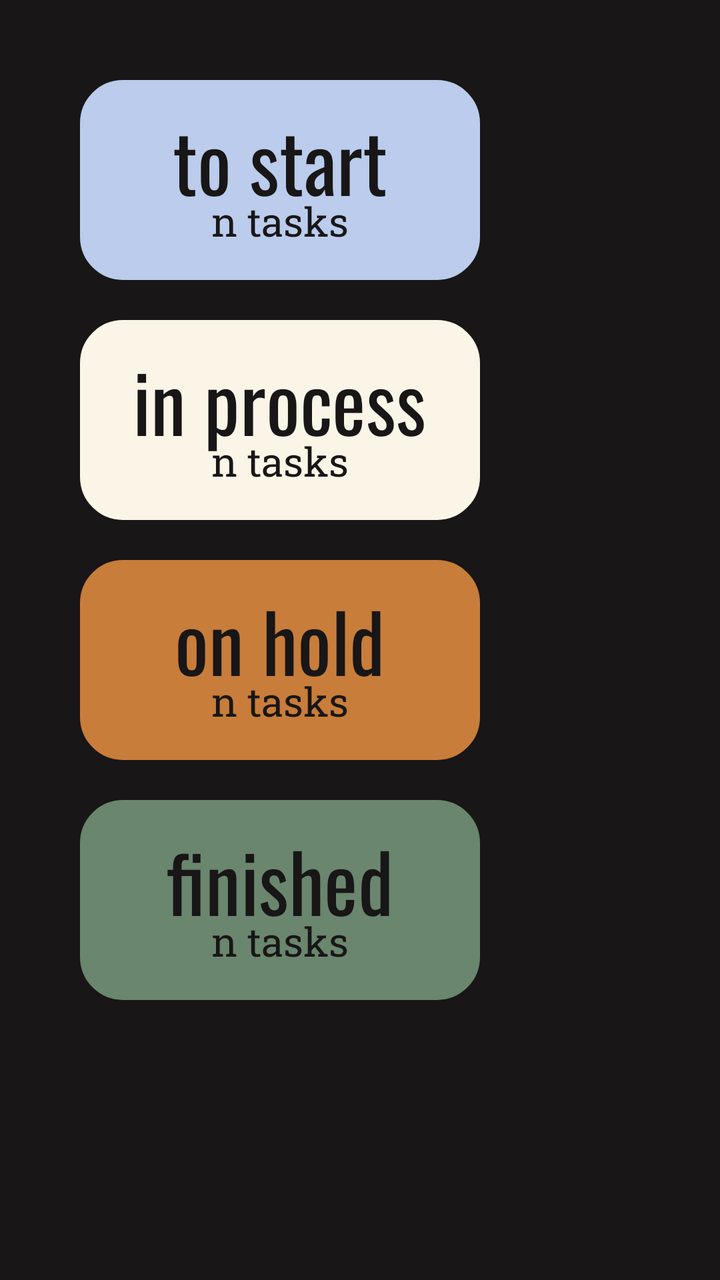
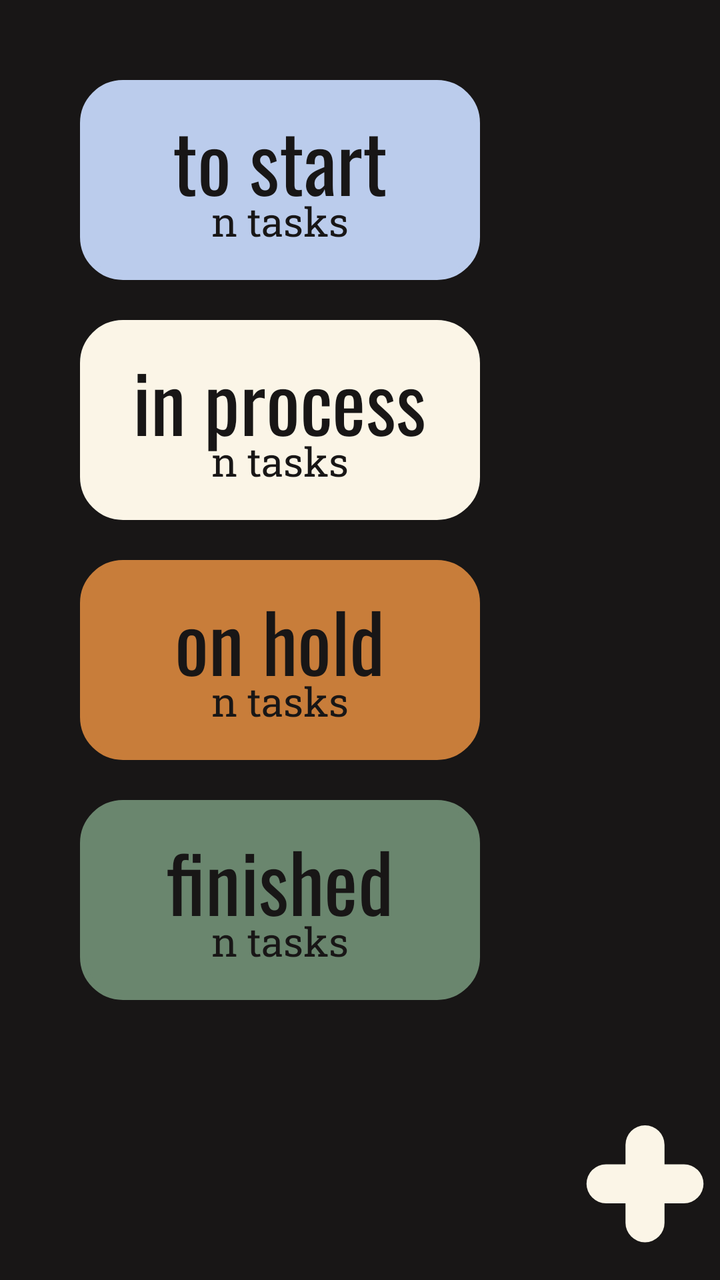

The first picture is an Android layout as it rendered before a commit; the second is the same layout after the commit. The layout source and the unified diff follow.
<!-- AndroidManifest.xml: application theme Theme.Keepinmind -->
<!-- res/layout/activity_board.xml -->
<?xml version="1.0" encoding="utf-8"?>
<androidx.constraintlayout.widget.ConstraintLayout xmlns:android="http://schemas.android.com/apk/res/android"
    xmlns:app="http://schemas.android.com/apk/res-auto"
    xmlns:tools="http://schemas.android.com/tools"
    android:id="@+id/main"
    android:layout_width="match_parent"
    android:layout_height="match_parent"
    android:background="@color/black"
    tools:context=".activities.BoardActivity">


    <LinearLayout
        android:id="@+id/board"
        android:layout_width="match_parent"
        android:layout_height="632dp"
        android:orientation="vertical">


        


        <FrameLayout
            android:layout_width="200dp"
            android:layout_height="100dp"
            android:layout_marginLeft="40dp"
            android:layout_marginTop="40dp"
            android:background="@drawable/rounded_shape"
            android:backgroundTint="@color/status_ready"
            android:clickable="true"
            android:focusable="true">

            <TextView
                android:layout_width="wrap_content"
                android:layout_height="wrap_content"
                android:layout_gravity="top|center_horizontal"
                android:paddingTop="5dp"
                android:text="to start"
                android:textAppearance="@style/mainText" />

            <TextView
                android:layout_width="wrap_content"
                android:layout_height="wrap_content"
                android:layout_gravity="bottom|center_horizontal"
                android:paddingBottom="15dp"
                android:text="n tasks"
                android:textAppearance="@style/bottomText" />

        </FrameLayout>
        <FrameLayout
            android:layout_width="200dp"
            android:layout_height="100dp"
            android:layout_marginLeft="40dp"
            android:layout_marginTop="20dp"

            android:background="@drawable/rounded_shape"
            android:backgroundTint="@color/status_in_progress"
            android:clickable="true"
            android:focusable="true">

            <TextView
                android:layout_width="wrap_content"
                android:layout_height="wrap_content"
                android:layout_gravity="top|center_horizontal"
                android:paddingTop="5dp"
                android:text="in process"
                android:textAppearance="@style/mainText" />

            <TextView
                android:layout_width="wrap_content"
                android:layout_height="wrap_content"
                android:layout_gravity="bottom|center_horizontal"
                android:paddingBottom="15dp"
                android:text="n tasks"
                android:textAppearance="@style/bottomText" />

        </FrameLayout>
        <FrameLayout
            android:layout_width="200dp"
            android:layout_height="100dp"
            android:layout_marginLeft="40dp"
            android:layout_marginTop="20dp"

            android:background="@drawable/rounded_shape"
            android:backgroundTint="@color/status_on_hold"
            android:clickable="true"
            android:focusable="true">

            <TextView
                android:layout_width="wrap_content"
                android:layout_height="wrap_content"
                android:layout_gravity="top|center_horizontal"
                android:paddingTop="5dp"
                android:text="on hold"
                android:textAppearance="@style/mainText" />

            <TextView
                android:layout_width="wrap_content"
                android:layout_height="wrap_content"
                android:layout_gravity="bottom|center_horizontal"
                android:paddingBottom="15dp"
                android:text="n tasks"
                android:textAppearance="@style/bottomText" />

        </FrameLayout>
        <FrameLayout
            android:layout_width="200dp"
            android:layout_height="100dp"
            android:layout_marginLeft="40dp"
            android:layout_marginTop="20dp"
            android:background="@drawable/rounded_shape"
            android:backgroundTint="@color/status_finished"
            android:clickable="true"
            android:focusable="true">

            <TextView
                android:layout_width="wrap_content"
                android:layout_height="wrap_content"
                android:layout_gravity="top|center_horizontal"
                android:paddingTop="5dp"
                android:text="finished"
                android:textAppearance="@style/mainText" />

            <TextView
                android:layout_width="wrap_content"
                android:layout_height="wrap_content"
                android:layout_gravity="bottom|center_horizontal"
                android:paddingBottom="15dp"
                android:text="n tasks"
                android:textAppearance="@style/bottomText" />

        </FrameLayout>

    </LinearLayout>

    <LinearLayout
        android:id="@+id/folders"
        android:layout_width="match_parent"
        android:layout_height="300dp"
        app:layout_constraintTop_toBottomOf="@id/board"
        android:orientation="vertical">
    </LinearLayout>


</androidx.constraintlayout.widget.ConstraintLayout>
<!-- resources referenced by this layout -->
<resources>
  <color name="black">#181616</color>
  <color name="status_finished">@color/green</color>
  <color name="status_in_progress">@color/white</color>
  <color name="status_on_hold">@color/orange</color>
  <color name="status_ready">@color/navi_blue</color>
  <!-- drawable rounded_shape (drawable) -->
  <?xml version="1.0" encoding="UTF-8"?>
  <shape xmlns:android="http://schemas.android.com/apk/res/android">
  
      <stroke android:width="3dp"
          android:color="@color/black" />
  
      <padding android:left="1dp"
          android:top="1dp"
          android:right="1dp"
          android:bottom="1dp" />
  
      <corners android:radius="20dp" />
  </shape>
  <style name="bottomText">
          <item name="android:textSize">20dp</item>
          <item name="android:fontFamily">"@font/robotoslab"</item>
          <item name="android:textColor">"@color/black"</item>
      </style>
  <style name="mainText">
          <item name="android:textSize">40dp</item>
          <item name="android:fontFamily">"@font/oswald"</item>
          <item name="android:textColor">"@color/black"</item>
      </style>
  <style name="Theme.Keepinmind" parent="Base.Theme.Keepinmind" />
  <color name="green">#6A866E</color>
  <color name="white">#FBF5E7</color>
  <color name="orange">#C87D3A</color>
  <color name="navi_blue">#BBCCEC</color>
  <style name="Base.Theme.Keepinmind" parent="Theme.Material3.DayNight.NoActionBar">
          
          
      </style>
</resources>

<!-- the commit's change to res/layout/activity_board.xml (unified diff, before → after) -->
@@ -38,6 +38,7 @@
                 android:textAppearance="@style/mainText" />
 
             <TextView
+                android:id='@+id/ready_amnt_text'
                 android:layout_width="wrap_content"
                 android:layout_height="wrap_content"
                 android:layout_gravity="bottom|center_horizontal"
@@ -66,6 +67,8 @@
                 android:textAppearance="@style/mainText" />
 
             <TextView
+                android:id='@+id/process_amnt_text'
+
                 android:layout_width="wrap_content"
                 android:layout_height="wrap_content"
                 android:layout_gravity="bottom|center_horizontal"
@@ -94,6 +97,8 @@
                 android:textAppearance="@style/mainText" />
 
             <TextView
+                android:id='@+id/hold_amnt_text'
+
                 android:layout_width="wrap_content"
                 android:layout_height="wrap_content"
                 android:layout_gravity="bottom|center_horizontal"
@@ -121,6 +126,8 @@
                 android:textAppearance="@style/mainText" />
 
             <TextView
+                android:id='@+id/finished_amnt_text'
+
                 android:layout_width="wrap_content"
                 android:layout_height="wrap_content"
                 android:layout_gravity="bottom|center_horizontal"
@@ -130,14 +137,34 @@
 
         </FrameLayout>
 
+
     </LinearLayout>
 
+
+    <ImageButton
+        android:layout_width="80dp"
+        android:layout_height="80dp"
+        app:layout_constraintBottom_toBottomOf="@id/board"
+        app:layout_constraintRight_toRightOf="parent"
+        android:background="@null"
+        android:src="@drawable/add_ic"
+        >
+    </ImageButton>
     <LinearLayout
-        android:id="@+id/folders"
+        android:id="@+id/folders_layout"
         android:layout_width="match_parent"
         android:layout_height="300dp"
         app:layout_constraintTop_toBottomOf="@id/board"
+
         android:orientation="vertical">
+
+        <ScrollView
+            android:id="@+id/folders_sv"
+            android:layout_width="wrap_content"
+            android:layout_height="wrap_content"
+            android:layout_marginTop="20dp">
+
+        </ScrollView>
     </LinearLayout>
 
 
<!-- resource entries referenced after the edit -->
@@ -5,6 +5,23 @@
   <color name="status_in_progress">@color/white</color>
   <color name="status_on_hold">@color/orange</color>
   <color name="status_ready">@color/navi_blue</color>
+  <!-- drawable add_ic (drawable) -->
+  <vector xmlns:android="http://schemas.android.com/apk/res/android"
+      android:width="69dp"
+      android:height="69dp"
+      android:viewportWidth="69"
+      android:viewportHeight="69">
+    <group>
+      <clip-path
+          android:pathData="M0,0h69v69h-69z"/>
+      <path
+          android:pathData="M7.586,34.222L7.586,34.222A9.751,9.751 89.334,0 1,17.337 24.471L56.34,24.471A9.751,9.751 89.334,0 1,66.091 34.222L66.091,34.222A9.751,9.751 89.334,0 1,56.34 43.973L17.337,43.973A9.751,9.751 89.334,0 1,7.586 34.222z"
+          android:fillColor="#FBF5E7"/>
+      <path
+          android:pathData="M36.838,4.969L36.838,4.969A9.751,9.751 0,0 1,46.589 14.72L46.589,53.724A9.751,9.751 0,0 1,36.838 63.475L36.838,63.475A9.751,9.751 0,0 1,27.087 53.724L27.087,14.72A9.751,9.751 0,0 1,36.838 4.969z"
+          android:fillColor="#FBF5E7"/>
+    </group>
+  </vector>
   <!-- drawable rounded_shape (drawable) -->
   <?xml version="1.0" encoding="UTF-8"?>
   <shape xmlns:android="http://schemas.android.com/apk/res/android">
